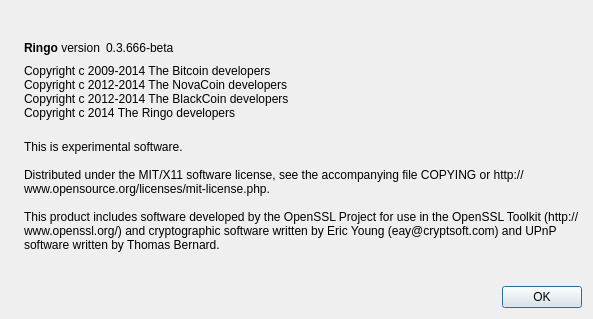
The window that src/qt/forms/aboutdialog.ui (dkwzjw/ringo) describes before a commit, drawn with Qt 5.
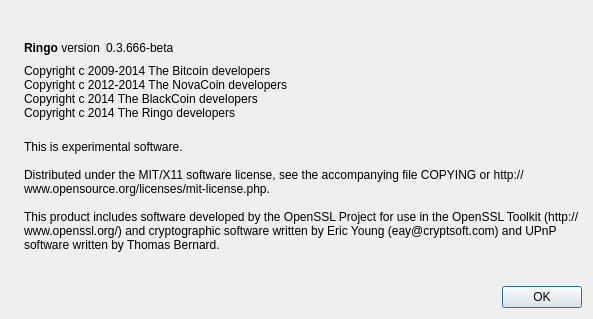
The same window after the commit. Icons and pictures are not drawn.

Commit message: fix ja & change symbol

Patch:
```diff
--- a/src/qt/forms/aboutdialog.ui
+++ b/src/qt/forms/aboutdialog.ui
@@ -93,7 +93,7 @@
        <property name="text">
         <string>Copyright c 2009-2014 The Bitcoin developers
 Copyright c 2012-2014 The NovaCoin developers
-Copyright c 2012-2014 The BlackCoin developers
+Copyright c 2014 The BlackCoin developers
 Copyright c 2014 The Ringo developers</string>
        </property>
        <property name="textInteractionFlags">
```
The commit also changes 2 other files.
